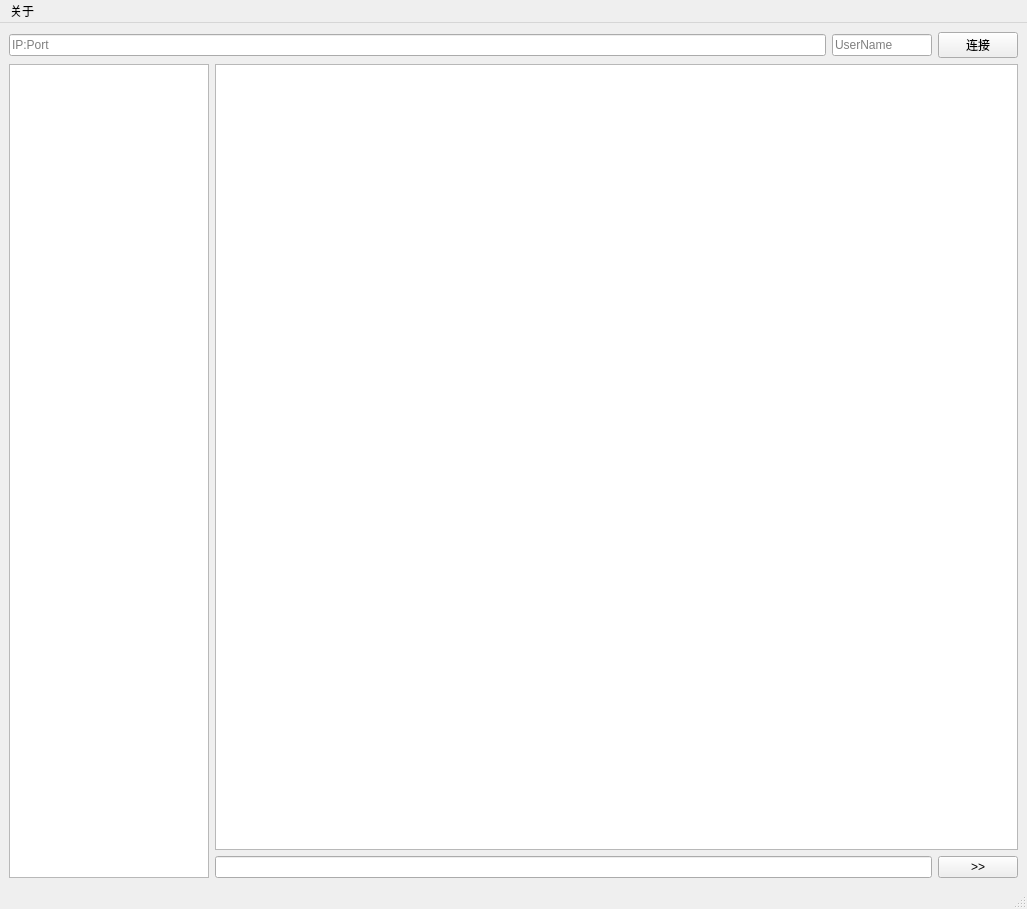
Qt form mainwindow.ui (I-Info/QAQ-Desktop-Qt) before a commit.
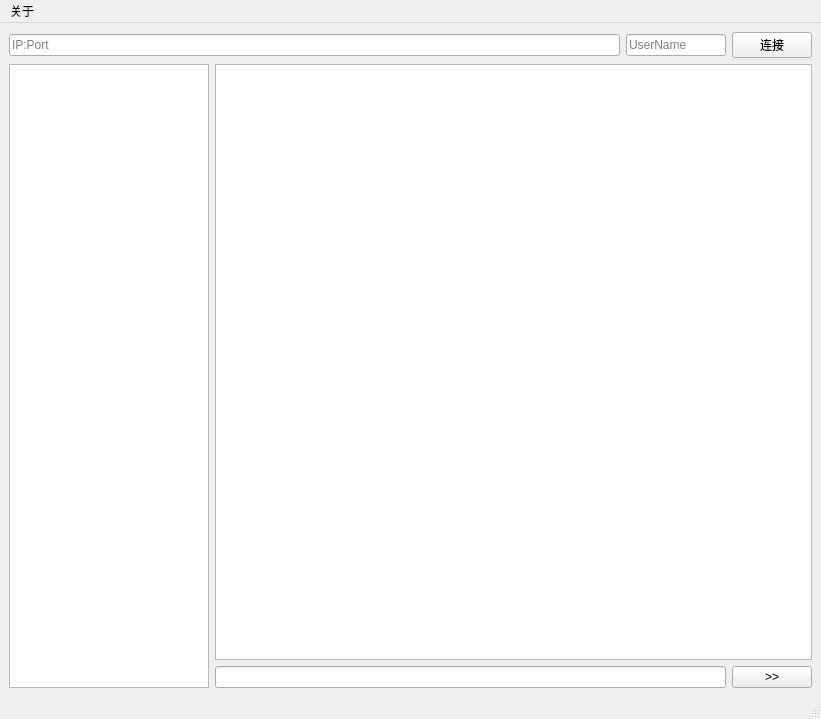
The same form after that commit.

Patch:
```diff
--- a/mainwindow.ui
+++ b/mainwindow.ui
@@ -6,8 +6,8 @@
    <rect>
     <x>0</x>
     <y>0</y>
-    <width>1027</width>
-    <height>909</height>
+    <width>821</width>
+    <height>719</height>
    </rect>
   </property>
   <property name="windowTitle">
@@ -123,7 +123,7 @@
     <rect>
      <x>0</x>
      <y>0</y>
-     <width>1027</width>
+     <width>821</width>
      <height>28</height>
     </rect>
    </property>
```
